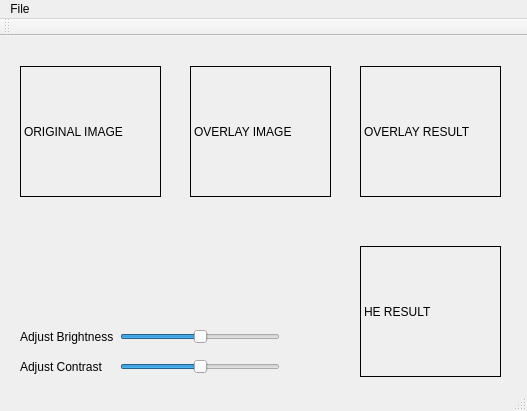
Old version of the form bmp_Processor/mainwindow.ui in the repository evs2012/Milestone2.
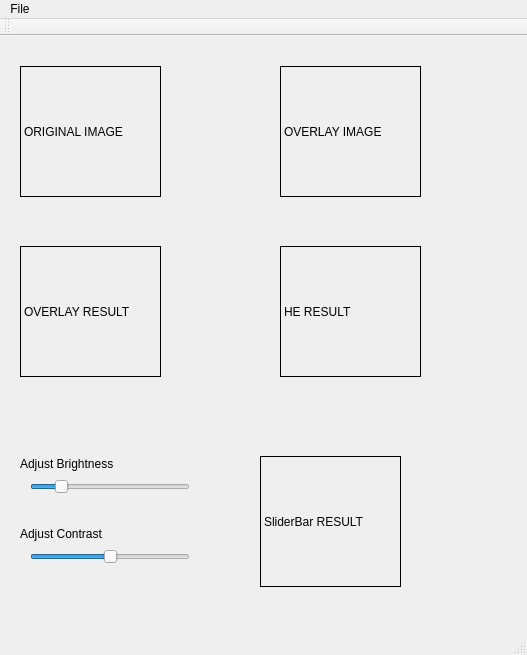
New version of the form.

Commit message:
adjusted UI and TODOs
after talking with Zemlin about stuff we changed stuff.

```diff
--- a/bmp_Processor/mainwindow.ui
+++ b/bmp_Processor/mainwindow.ui
@@ -7,7 +7,7 @@
     <x>0</x>
     <y>0</y>
     <width>527</width>
-    <height>411</height>
+    <height>655</height>
    </rect>
   </property>
   <property name="windowTitle">
@@ -17,12 +17,15 @@
    <widget class="QSlider" name="horizontalSlider">
     <property name="geometry">
      <rect>
-      <x>120</x>
-      <y>290</y>
+      <x>30</x>
+      <y>440</y>
       <width>160</width>
       <height>22</height>
      </rect>
     </property>
+    <property name="maximum">
+     <number>300</number>
+    </property>
     <property name="value">
      <number>50</number>
     </property>
@@ -33,8 +36,8 @@
    <widget class="QSlider" name="horizontalSlider_2">
     <property name="geometry">
      <rect>
-      <x>120</x>
-      <y>320</y>
+      <x>30</x>
+      <y>510</y>
       <width>160</width>
       <height>22</height>
      </rect>
@@ -50,9 +53,9 @@
     <property name="geometry">
      <rect>
       <x>20</x>
-      <y>290</y>
+      <y>420</y>
       <width>111</width>
-      <height>21</height>
+      <height>16</height>
      </rect>
     </property>
     <property name="text">
@@ -63,9 +66,9 @@
     <property name="geometry">
      <rect>
       <x>20</x>
-      <y>320</y>
+      <y>490</y>
       <width>111</width>
-      <height>21</height>
+      <height>16</height>
      </rect>
     </property>
     <property name="text">
@@ -91,7 +94,7 @@
    <widget class="QLabel" name="lbl_Overlay_Image">
     <property name="geometry">
      <rect>
-      <x>190</x>
+      <x>280</x>
       <y>30</y>
       <width>141</width>
       <height>131</height>
@@ -107,8 +110,8 @@
    <widget class="QLabel" name="lbl_Overlay_Result">
     <property name="geometry">
      <rect>
-      <x>360</x>
-      <y>30</y>
+      <x>20</x>
+      <y>210</y>
       <width>141</width>
       <height>131</height>
      </rect>
@@ -123,7 +126,7 @@
    <widget class="QLabel" name="lbl_HE_Result">
     <property name="geometry">
      <rect>
-      <x>360</x>
+      <x>280</x>
       <y>210</y>
       <width>141</width>
       <height>131</height>
@@ -136,6 +139,22 @@
      <string>HE RESULT</string>
     </property>
    </widget>
+   <widget class="QLabel" name="lbl_SB_Result">
+    <property name="geometry">
+     <rect>
+      <x>260</x>
+      <y>420</y>
+      <width>141</width>
+      <height>131</height>
+     </rect>
+    </property>
+    <property name="frameShape">
+     <enum>QFrame::Box</enum>
+    </property>
+    <property name="text">
+     <string>SliderBar RESULT</string>
+    </property>
+   </widget>
    <zorder>label</zorder>
    <zorder>label_2</zorder>
    <zorder>horizontalSlider_2</zorder>
```
Left out of the diff: 1 changed line with no effect on the pictures. The commit also changes 3 other files.
